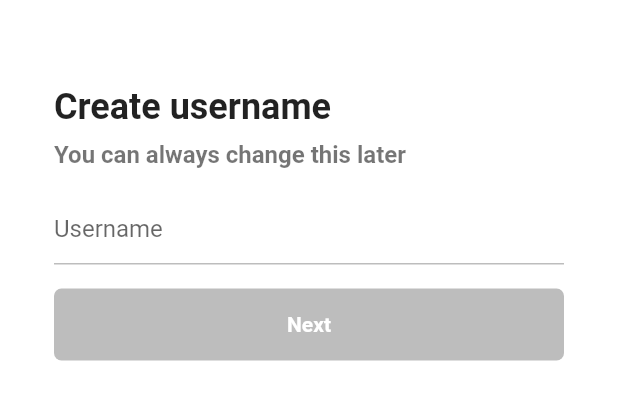
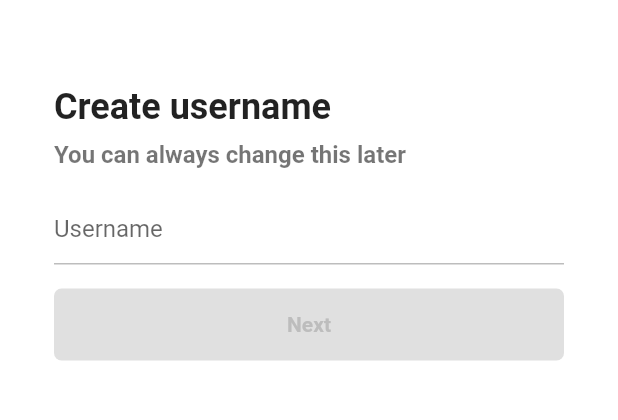
Before and after one commit to colJY/flutter_tiktok_clone, a Flutter app: the screen it shows after launch, after a tap on "Use email and password", on a phone screen of 412 x 824 dp, the part 58-478 px from its top. Run offline on Flutter 3.47's test engine with Material 2 defaults, Android fonts, the phone set to English and light mode, and no system bars; our stand-ins replace font_awesome_flutter.

Commit message:
Email screen

```diff
--- a/lib/features/authentication/username_screen.dart
+++ b/lib/features/authentication/username_screen.dart
@@ -1,6 +1,9 @@
 import 'package:flutter/material.dart';
 import 'package:tiktok_clone/constants/gaps.dart';
 import 'package:tiktok_clone/constants/sizes.dart';
+import 'package:tiktok_clone/features/authentication/email_screen.dart';
+
+import 'widgets/form_button.dart';
 
 class UsernameScreen extends StatefulWidget {
   const UsernameScreen({super.key});
@@ -22,6 +25,22 @@ class _UsernameScreenState extends State<UsernameScreen> {
         _username = _usernameController.text;
       });
     });
+  }
+
+  @override
+  void dispose() {
+    _usernameController.dispose();
+    super.dispose();
+  }
+
+  void _onNextTap() {
+    if (_username.isEmpty) return;
+    Navigator.of(context).push(
+      MaterialPageRoute(
+        builder: (context) =>
+            const EmailScreen(), // stateful 안의 State 안에 있다면 어디서든 context 사용 가능해서 context를 넘겨주지 않아도 됨 [ex] _onNextTap(Build Context context)
+      ),
+    );
   }
 
   @override
@@ -75,28 +94,9 @@ class _UsernameScreenState extends State<UsernameScreen> {
               cursorColor: Theme.of(context).primaryColor,
             ),
             Gaps.v16,
-            FractionallySizedBox(
-              widthFactor: 1,
-              child: AnimatedContainer(
-                padding: const EdgeInsets.symmetric(
-                  vertical: Sizes.size16,
-                ),
-                decoration: BoxDecoration(
-                  borderRadius: BorderRadius.circular(Sizes.size5),
-                  color: _username.isEmpty
-                      ? Colors.grey.shade400
-                      : Theme.of(context).primaryColor,
-                ),
-                duration: const Duration(milliseconds: 500),
-                child: const Text(
-                  'Next',
-                  style: TextStyle(
-                    color: Colors.white,
-                    fontWeight: FontWeight.w600,
-                  ),
-                  textAlign: TextAlign.center,
-                ),
-              ),
+            GestureDetector(
+              onTap: _onNextTap,
+              child: FormButton(disabled: _username.isEmpty),
             )
           ],
         ),
--- /dev/null
+++ b/lib/features/authentication/widgets/form_button.dart
@@ -0,0 +1,41 @@
+import 'package:flutter/material.dart';
+
+import '../../../constants/sizes.dart';
+
+class FormButton extends StatelessWidget {
+  const FormButton({
+    super.key,
+    required this.disabled,
+  });
+
+  final bool disabled;
+
+  @override
+  Widget build(BuildContext context) {
+    return FractionallySizedBox(
+      widthFactor: 1,
+      child: AnimatedContainer(
+        padding: const EdgeInsets.symmetric(
+          vertical: Sizes.size16,
+        ),
+        decoration: BoxDecoration(
+          borderRadius: BorderRadius.circular(Sizes.size5),
+          color:
+              disabled ? Colors.grey.shade300 : Theme.of(context).primaryColor,
+        ),
+        duration: const Duration(milliseconds: 500),
+        child: AnimatedDefaultTextStyle(
+          duration: const Duration(milliseconds: 500),
+          style: TextStyle(
+            color: disabled ? Colors.grey.shade400 : Colors.white,
+            fontWeight: FontWeight.w600,
+          ),
+          child: const Text(
+            'Next',
+            textAlign: TextAlign.center,
+          ),
+        ),
+      ),
+    );
+  }
+}
```
Also changed, not shown: lib/features/authentication/email_screen.dart (added, +119 -0 lines), lib/features/authentication/password_screen.dart (added, +12 -0 lines).
